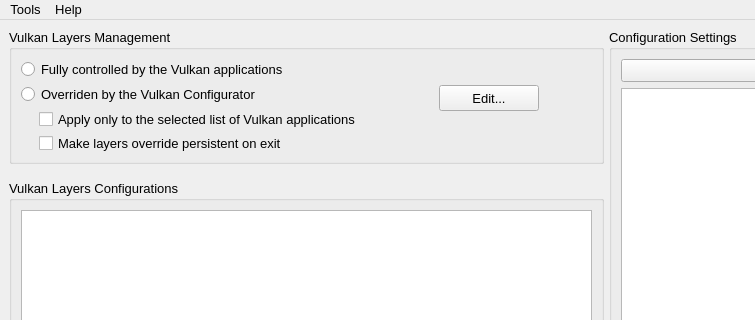
Above: vkconfig/mainwindow.ui from LunarG/VulkanTools before the change; both pictures show x 0 to 755 and y 0 to 320 of the 1024 by 640 pixel window. Below: the same form after it.
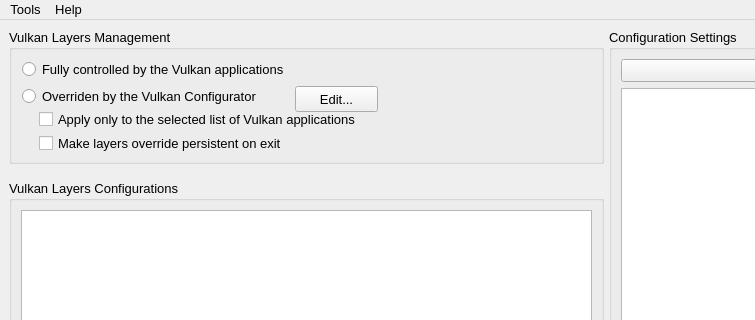
That is the form after the change. Icons and pictures are not drawn.

Commit message: vkconfig: Scaling regressions2

```diff
--- a/vkconfig/mainwindow.ui
+++ b/vkconfig/mainwindow.ui
@@ -100,25 +100,6 @@
            <property name="flat">
             <bool>false</bool>
            </property>
-           <widget class="QRadioButton" name="radioOverride">
-            <property name="geometry">
-             <rect>
-              <x>12</x>
-              <y>56</y>
-              <width>391</width>
-              <height>19</height>
-             </rect>
-            </property>
-            <property name="font">
-             <font>
-              <family>Arial</family>
-              <pointsize>10</pointsize>
-             </font>
-            </property>
-            <property name="text">
-             <string>Overriden by the Vulkan Configurator</string>
-            </property>
-           </widget>
            <widget class="QCheckBox" name="checkBoxApplyList">
             <property name="geometry">
              <rect>
@@ -157,15 +138,18 @@
              <string>Make layers override persistent on exit</string>
             </property>
            </widget>
+           <widget class="QWidget" name="">
+            <property name="geometry">
+             <rect>
+              <x>13</x>
+              <y>30</y>
+              <width>356</width>
+              <height>54</height>
+             </rect>
+            </property>
+            <layout class="QFormLayout" name="formLayout">
+             <item row="0" column="0">
            <widget class="QRadioButton" name="radioFully">
-            <property name="geometry">
-             <rect>
-              <x>12</x>
-              <y>31</y>
-              <width>351</width>
-              <height>19</height>
-             </rect>
-            </property>
             <property name="font">
              <font>
               <family>Arial</family>
@@ -176,15 +160,22 @@
              <string>Fully controlled by the Vulkan applications</string>
             </property>
            </widget>
+             </item>
+             <item row="1" column="0">
+              <widget class="QRadioButton" name="radioOverride">
+               <property name="font">
+                <font>
+                 <family>Arial</family>
+                 <pointsize>10</pointsize>
+                </font>
+               </property>
+               <property name="text">
+                <string>Overriden by the Vulkan Configurator</string>
+               </property>
+              </widget>
+             </item>
+             <item row="1" column="1">
            <widget class="QPushButton" name="pushButtonAppList">
-            <property name="geometry">
-             <rect>
-              <x>430</x>
-              <y>56</y>
-              <width>100</width>
-              <height>26</height>
-             </rect>
-            </property>
             <property name="sizePolicy">
              <sizepolicy hsizetype="Minimum" vsizetype="Fixed">
               <horstretch>0</horstretch>
@@ -212,6 +203,9 @@
             <property name="text">
              <string>Edit...</string>
             </property>
+              </widget>
+             </item>
+            </layout>
            </widget>
           </widget>
          </item>
```
Lines whose indentation alone changed are shown as unchanged.
